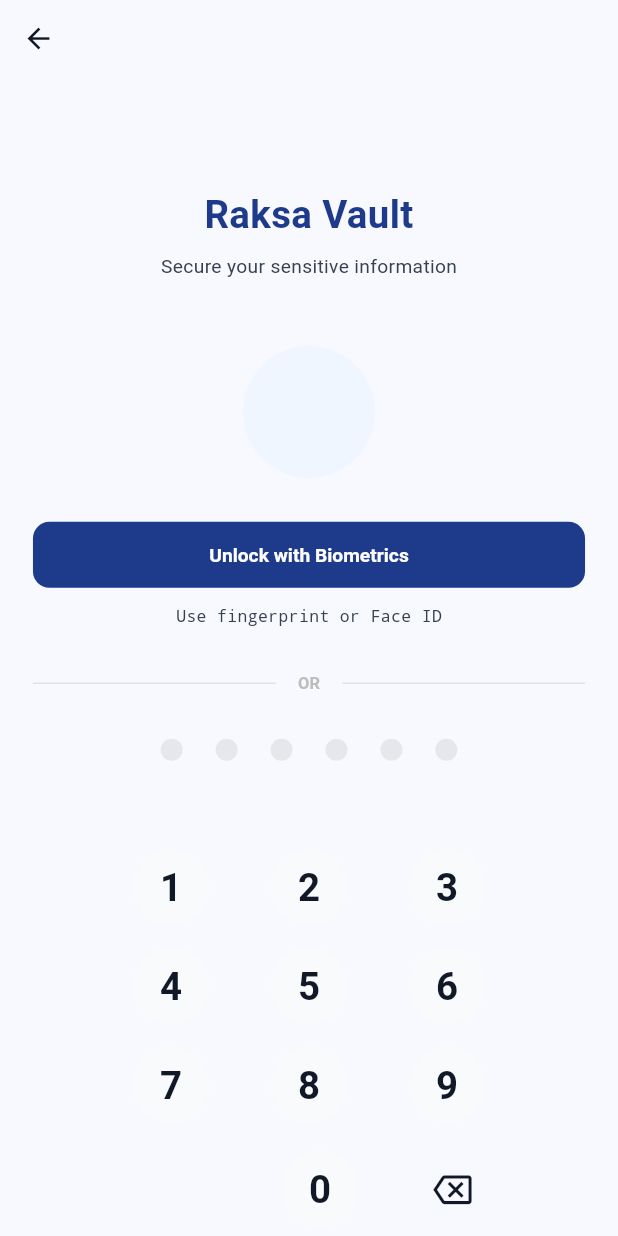
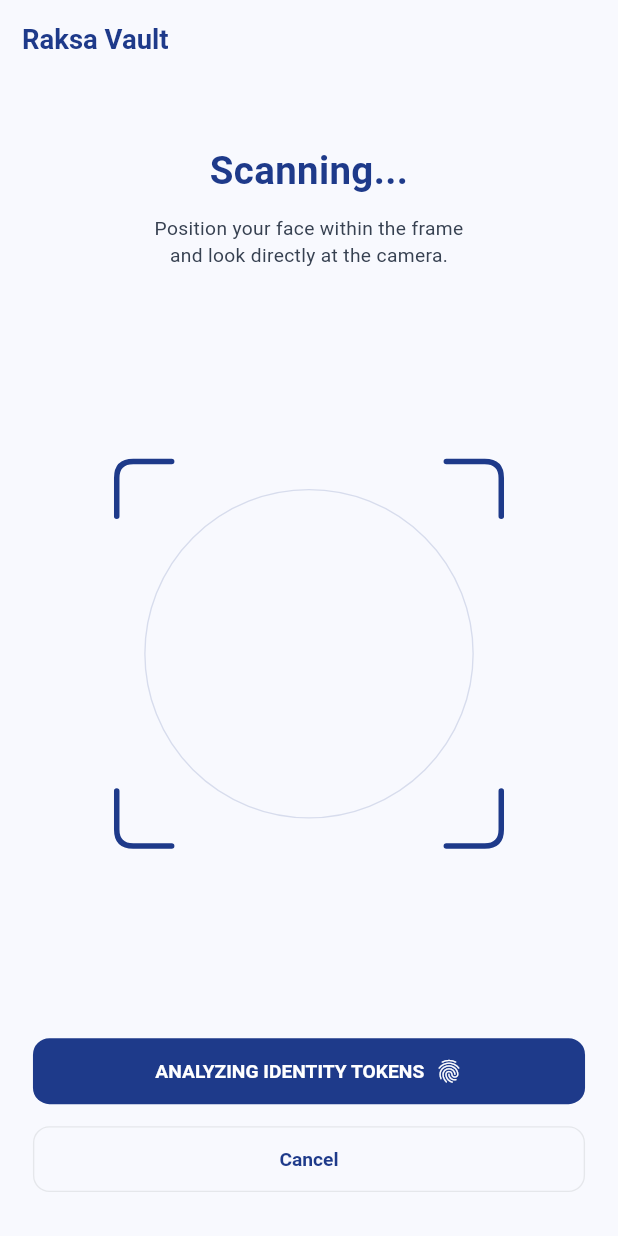
Before and after one commit to hornsovisal/raksa_vault, a Flutter app: the UnlockScreen screen opened by its route, after a tap on "Unlock with Biometrics", on a phone screen of 412 x 824 dp. Run offline on Flutter 3.47's test engine with Material 3 defaults, Android fonts, the phone set to English and light mode, and no system bars; our stand-ins replace drift, firebase_auth, firebase_core, flutter_secure_storage, local_auth, responsive_framework; missing offline and left inert: local_auth_android, local_auth_darwin; accounts and stored records are empty; generated files the repository leaves out were written again.

Commit message:
feat: Add face scan and setup success UI screens with biometric integration

```diff
--- a/lib/data/services/biometric_service.dart
+++ b/lib/data/services/biometric_service.dart
@@ -1,5 +1,7 @@
 import 'package:flutter/services.dart';
 import 'package:local_auth/local_auth.dart';
+import 'package:local_auth_android/local_auth_android.dart';
+import 'package:local_auth_darwin/local_auth_darwin.dart';
 
 class BiometricService {
   //local auth from library to do biometric auth
--- a/lib/main.dart
+++ b/lib/main.dart
@@ -12,6 +12,7 @@ import 'ui/theme/app_theme.dart';
 import 'package:firebase_auth/firebase_auth.dart';
 import 'ui/screens/unlock_screen.dart';
 import 'ui/screens/setup_pin_screen.dart';
+import 'ui/screens/setup_success_screen.dart';
 import 'data/services/pin_service.dart';
 import 'ui/screens/vault_dashboard_screen.dart';
 import 'ui/screens/login_screen.dart';
@@ -54,6 +55,7 @@ class RaksaVaultApp extends StatelessWidget {
         '/register': (context) => const RegisterScreen(),
         '/unlock': (context) => const UnlockScreen(),
         '/setup_pin': (context) => const SetupPinScreen(),
+        '/setup_success': (context) => const SetupSuccessScreen(),
       },
       builder: (context, child) {
         return ResponsiveBreakpoints.builder(
--- /dev/null
+++ b/lib/ui/screens/face_scan_screen.dart
@@ -0,0 +1,222 @@
+import 'package:flutter/material.dart';
+import '../../data/services/biometric_service.dart';
+import '../theme/app_theme.dart';
+import '../widgets/custom_button.dart';
+
+class FaceScanScreen extends StatefulWidget {
+  const FaceScanScreen({super.key});
+
+  @override
+  State<FaceScanScreen> createState() => _FaceScanScreenState();
+}
+
+class _FaceScanScreenState extends State<FaceScanScreen> {
+  final _biometricService = BiometricService();
+  bool _isAuthenticating = false;
+
+  @override
+  void initState() {
+    super.initState();
+    WidgetsBinding.instance.addPostFrameCallback((_) {
+      _startScanning();
+    });
+  }
+
+  Future<void> _startScanning() async {
+    if (_isAuthenticating) return;
+
+    setState(() {
+      _isAuthenticating = true;
+    });
+
+    final success = await _biometricService.authenticate(
+      reason: 'Please authenticate to unlock Raksa Vault',
+    );
+
+    if (!mounted) return;
+
+    setState(() {
+      _isAuthenticating = false;
+    });
+
+    if (success) {
+      Navigator.pop(context, true);
+    }
+  }
+
+  @override
+  Widget build(BuildContext context) {
+    return Scaffold(
+      backgroundColor: const Color(0xFFF8F9FE),
+      appBar: AppBar(
+        backgroundColor: Colors.transparent,
+        elevation: 0,
+        title: Text(
+          'Raksa Vault',
+          style: AppTextStyles.headline.copyWith(
+            fontSize: 20,
+            color: const Color(0xFF1E3A8A),
+          ),
+        ),
+        centerTitle: false,
+        automaticallyImplyLeading: false,
+      ),
+      body: SafeArea(
+        child: Padding(
+          padding: const EdgeInsets.symmetric(horizontal: 24.0, vertical: 16.0),
+          child: Column(
+            crossAxisAlignment: CrossAxisAlignment.stretch,
+            children: [
+              const SizedBox(height: 32),
+              Text(
+                'Scanning...',
+                textAlign: TextAlign.center,
+                style: AppTextStyles.headline.copyWith(
+                  fontSize: 28,
+                  color: const Color(0xFF1E3A8A),
+                ),
+              ),
+              const SizedBox(height: 12),
+              const Text(
+                'Position your face within the frame\nand look directly at the camera.',
+                textAlign: TextAlign.center,
+                style: TextStyle(
+                  color: AppColors.textBody,
+                  fontSize: 14,
+                ),
+              ),
+              const Spacer(),
+              Center(
+                child: SizedBox(
+                  width: 280,
+                  height: 280,
+                  child: Stack(
+                    alignment: Alignment.center,
+                    children: [
+                      Container(
+                        width: 240,
+                        height: 240,
+                        decoration: BoxDecoration(
+                          shape: BoxShape.circle,
+                          border: Border.all(
+                            color: const Color(0xFF1E3A8A).withValues(alpha: 0.15),
+                            width: 1,
+                          ),
+                        ),
+                      ),
+                      Positioned(
+                        top: 0,
+                        left: 0,
+                        child: _buildCorner(isTop: true, isLeft: true),
+                      ),
+                      Positioned(
+                        top: 0,
+                        right: 0,
+                        child: _buildCorner(isTop: true, isLeft: false),
+                      ),
+                      Positioned(
+                        bottom: 0,
+                        left: 0,
+                        child: _buildCorner(isTop: false, isLeft: true),
+                      ),
+                      Positioned(
+                        bottom: 0,
+                        right: 0,
+                        child: _buildCorner(isTop: false, isLeft: false),
+                      ),
+                    ],
+                  ),
+                ),
+              ),
+              const Spacer(),
+              CustomButton(
+                text: 'ANALYZING IDENTITY TOKENS',
+                icon: Icons.fingerprint,
+                backgroundColor: const Color(0xFF1E3A8A),
+                isLoading: _isAuthenticating,
+                onPressed: _startScanning,
+              ),
+              const SizedBox(height: 16),
+              CustomButton(
+                text: 'Cancel',
+                outlined: true,
+                onPressed: () => Navigator.pop(context, false),
+              ),
+              const SizedBox(height: 16),
+            ],
+          ),
+        ),
+      ),
+    );
+  }
+
+  Widget _buildCorner({required bool isTop, required bool isLeft}) {
+    return SizedBox(
+      width: 40,
+      height: 40,
+      child: CustomPaint(
+        painter: _ScannerCornerPainter(
+          isTop: isTop,
+          isLeft: isLeft,
+          color: const Color(0xFF1E3A8A),
+          strokeWidth: 4,
+          radius: 12,
+        ),
+      ),
+    );
+  }
+}
+
+class _ScannerCornerPainter extends CustomPainter {
+  final bool isTop;
+  final bool isLeft;
+  final Color color;
+  final double strokeWidth;
+  final double radius;
+
+  _ScannerCornerPainter({
+    required this.isTop,
+    required this.isLeft,
+    required this.color,
+    required this.strokeWidth,
+    required this.radius,
+  });
+
+  @override
+  void paint(Canvas canvas, Size size) {
+    final paint = Paint()
+      ..color = color
+      ..strokeWidth = strokeWidth
+      ..style = PaintingStyle.stroke
+      ..strokeCap = StrokeCap.round;
+
+    final path = Path();
+
+    if (isTop && isLeft) {
+      path.moveTo(0, size.height);
+      path.lineTo(0, radius);
+      path.quadraticBezierTo(0, 0, radius, 0);
+      path.lineTo(size.width, 0);
+    } else if (isTop && !isLeft) {
+      path.moveTo(0, 0);
+      path.lineTo(size.width - radius, 0);
+      path.quadraticBezierTo(size.width, 0, size.width, radius);
+      path.lineTo(size.width, size.height);
+    } else if (!isTop && isLeft) {
+      path.moveTo(0, 0);
+      path.lineTo(0, size.height - radius);
+      path.quadraticBezierTo(0, size.height, radius, size.height);
+      path.lineTo(size.width, size.height);
+    } else if (!isTop && !isLeft) {
+      path.moveTo(size.width, 0);
+      path.lineTo(size.width, size.height - radius);
+      path.quadraticBezierTo(size.width, size.height, size.width - radius, size.height);
+      path.lineTo(0, size.height);
+    }
+
+    canvas.drawPath(path, paint);
+  }
+
+  @override
+  bool shouldRepaint(covariant CustomPainter oldDelegate) => false;
+}
--- a/lib/ui/screens/unlock_screen.dart
+++ b/lib/ui/screens/unlock_screen.dart
@@ -1,4 +1,5 @@
 import 'package:flutter/material.dart';
+import 'face_scan_screen.dart';
 import '../widgets/pin_pad.dart';
 import '../theme/app_theme.dart';
 import '../../data/services/pin_service.dart';
@@ -90,8 +91,28 @@ class _UnlockScreenState extends State<UnlockScreen> {
               CustomButton(
                 text: 'Unlock with Biometrics',
                 backgroundColor: const Color(0xFF1E3A8A), // dark blue
-                onPressed: () {
-                  // Biometrics not fully implemented in this demo
+                onPressed: () async {
+                  final result = await Navigator.push(
+                    context,
+                    MaterialPageRoute(builder: (_) => const FaceScanScreen()),
+                  );
+
+                  if (result == true) {
+                    final pin = await _pinService.getPinForBiometric();
+                    if (!context.mounted) return;
+                    if (pin != null) {
+                      initializeEncryptedDatabase(pin);
+                      Navigator.pushNamedAndRemoveUntil(
+                        context,
+                        '/dashboard',
+                        (route) => route.isFirst,
+                      );
+                    } else {
+                      setState(() {
+                        _errorMsg = 'Failed to retrieve PIN for biometrics.';
+                      });
+                    }
+                  }
                 },
               ),
               const SizedBox(height: 12),
--- a/lib/ui/screens/vault_dashboard_screen.dart
+++ b/lib/ui/screens/vault_dashboard_screen.dart
@@ -2,7 +2,7 @@ import 'package:flutter/material.dart';
 import 'package:raksa_vault/ui/screens/add_record_screen.dart';
 import 'package:raksa_vault/ui/screens/record_detail_screen.dart';
 import 'package:raksa_vault/ui/theme/app_theme.dart';
-import 'package:raksa_vault/ui/widgets/CustomButtomNav.dart';
+import 'package:raksa_vault/ui/widgets/custom_bottom_nav.dart';
 
 import '../../data/database/app_database.dart';
 import '../../data/repositories/vault_repository.dart';
--- a/pubspec.yaml
+++ b/pubspec.yaml
@@ -26,6 +26,8 @@ dependencies:
   path: ^1.9.0
   responsive_framework: ^1.5.1
   sqflite_sqlcipher: ^3.0.0
+  local_auth_android: ^1.0.56
+  local_auth_darwin: ^1.6.1
 
 dev_dependencies:
   flutter_test:
```
Also changed, not shown: lib/ui/screens/setup_success_screen.dart (added, +235 -0 lines), lib/ui/widgets/custom_bottom_nav.dart (renamed from lib/ui/widgets/CustomButtomNav.dart), pubspec.lock.
